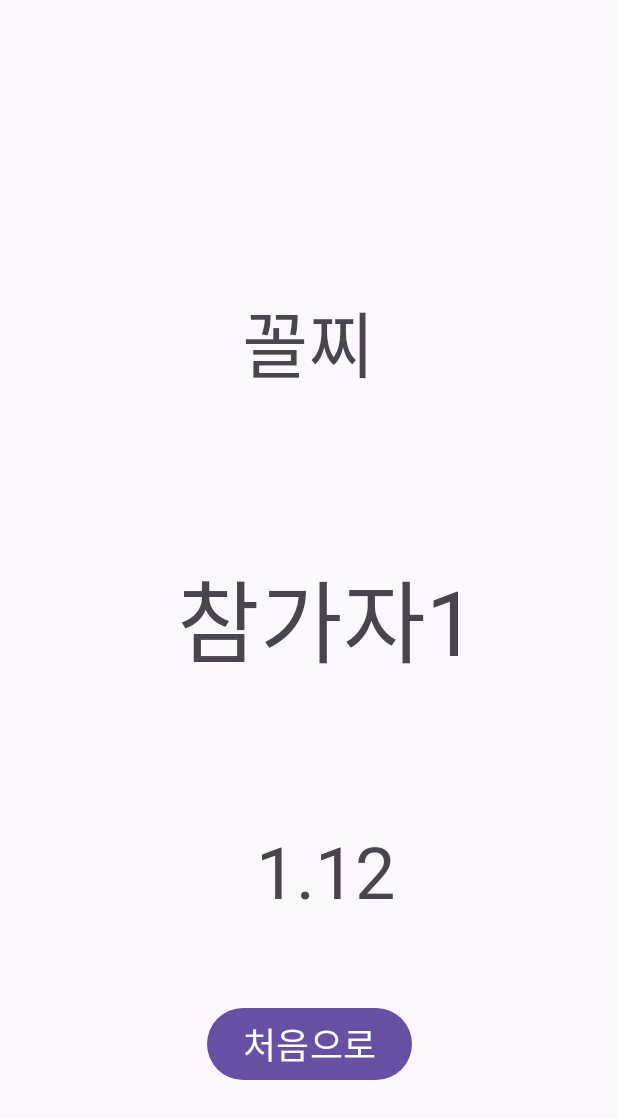
After one commit to emfpdlzj/kotlin-android-basic, an Android app: the layout activity_end.xml on its own in the app's theme, with its tools: preview values and no code run, on a phone screen of 412 x 824 dp. The commit adds this screen. Shown: the top 1119 px of the screen. Run offline under Robolectric (Android 15) with nearby library versions, the phone set to English and light mode, and no system bars.

Commit message:
숫자 블라인드 기능, 처음으로 버튼 추가

```diff
--- /dev/null
+++ b/app/src/main/res/layout/activity_end.xml
@@ -0,0 +1,70 @@
+<?xml version="1.0" encoding="utf-8"?>
+<androidx.constraintlayout.widget.ConstraintLayout xmlns:android="http://schemas.android.com/apk/res/android"
+    xmlns:app="http://schemas.android.com/apk/res-auto"
+    xmlns:tools="http://schemas.android.com/tools"
+    android:id="@+id/main"
+    android:layout_width="match_parent"
+    android:layout_height="match_parent"
+    android:textAlignment="center"
+    tools:context=".MainActivity">
+
+    <TextView
+        android:id="@+id/tv_point"
+        android:layout_width="wrap_content"
+        android:layout_height="wrap_content"
+        android:textAlignment="center"
+        android:textSize="24sp"
+        tools:layout_editor_absoluteX="157dp"
+        tools:layout_editor_absoluteY="534dp" />
+
+    <TextView
+        android:id="@+id/textView"
+        android:layout_width="wrap_content"
+        android:layout_height="wrap_content"
+        android:layout_marginBottom="560dp"
+        android:text="꼴찌"
+        android:textSize="48sp"
+        app:layout_constraintBottom_toBottomOf="parent"
+        app:layout_constraintEnd_toEndOf="parent"
+        app:layout_constraintHorizontal_bias="0.498"
+        app:layout_constraintStart_toStartOf="parent" />
+
+    <TextView
+        android:id="@+id/tv_last"
+        android:layout_width="wrap_content"
+        android:layout_height="wrap_content"
+        android:layout_marginStart="24dp"
+        android:text="참가자1"
+        android:textSize="60sp"
+        app:layout_constraintBottom_toBottomOf="parent"
+        app:layout_constraintEnd_toEndOf="parent"
+        app:layout_constraintStart_toStartOf="parent"
+        app:layout_constraintTop_toTopOf="parent" />
+
+    <TextView
+        android:id="@+id/tv_lpoint"
+        android:layout_width="wrap_content"
+        android:layout_height="wrap_content"
+        android:layout_marginStart="24dp"
+        android:text="1.12"
+        android:textSize="48sp"
+        app:layout_constraintBottom_toBottomOf="parent"
+        app:layout_constraintEnd_toEndOf="parent"
+        app:layout_constraintHorizontal_bias="0.497"
+        app:layout_constraintStart_toStartOf="parent"
+        app:layout_constraintTop_toTopOf="parent"
+        app:layout_constraintVertical_bias="0.722" />
+
+    <Button
+        android:id="@+id/btn_init"
+        android:layout_width="wrap_content"
+        android:layout_height="wrap_content"
+        android:layout_marginBottom="100dp"
+        android:text="처음으로"
+        android:textAlignment="center"
+        android:textSize="24sp"
+        app:layout_constraintBottom_toBottomOf="parent"
+        app:layout_constraintEnd_toEndOf="parent"
+        app:layout_constraintStart_toStartOf="parent" />
+
+</androidx.constraintlayout.widget.ConstraintLayout>
```
Also changed, not shown: app/src/main/java/com/study/practice/MainActivity.kt (+68 -5 lines), app/src/main/res/layout/activity_main.xml (+22 -4 lines), app/src/main/res/layout/activity_start.xml (added, +88 -0 lines).
